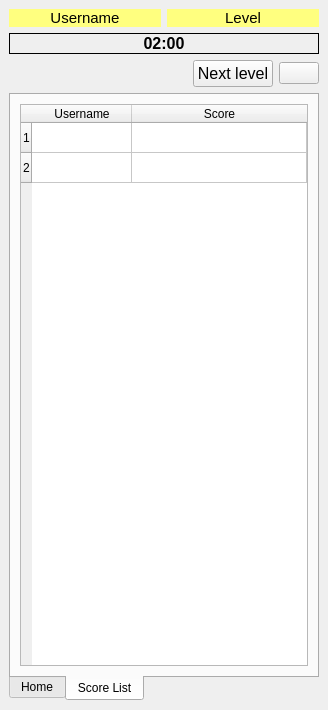
Old version of the form ui/pathoGAME_dockwidget_base.ui in the repository KIOS-Research/PathoGAME.
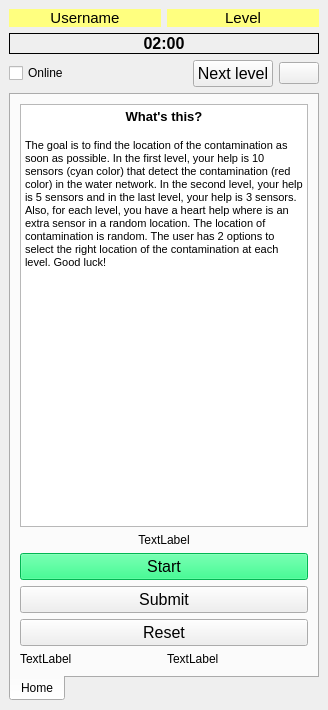
New version of the form. The open tabs and pages were chosen to show the change.

Commit message:
update to v0.5 - Split the main panel to include the score list, some fixes.
# changelog=2024-09-24  PathoGAME 0.5:
			 Split the main panel to include the score list.
			 Use the online score if the "Online" checkbox is checked, or use the offline score from the `results.csv` file located in the `dataset` folder if unchecked.

Patch:
```diff
--- a/ui/pathoGAME_dockwidget_base.ui
+++ b/ui/pathoGAME_dockwidget_base.ui
@@ -43,6 +43,16 @@
     </item>
     <item row="5" column="0">
      <layout class="QHBoxLayout" name="horizontalLayout_2">
+      <item>
+       <widget class="QCheckBox" name="onlinecheckBox">
+        <property name="enabled">
+         <bool>true</bool>
+        </property>
+        <property name="text">
+         <string>Online</string>
+        </property>
+       </widget>
+      </item>
       <item>
        <spacer name="horizontalSpacer">
         <property name="orientation">
@@ -85,6 +95,9 @@
       <property name="currentIndex">
        <number>0</number>
       </property>
+      <property name="movable">
+       <bool>true</bool>
+      </property>
       <widget class="QWidget" name="tab">
        <attribute name="title">
         <string>Home</string>
@@ -172,49 +185,6 @@
         </item>
        </layout>
       </widget>
-      <widget class="QWidget" name="tab_2">
-       <attribute name="title">
-        <string>Score List</string>
-       </attribute>
-       <layout class="QGridLayout" name="gridLayout_3">
-        <item row="0" column="0">
-         <widget class="QTableWidget" name="tableWidget">
-          <property name="editTriggers">
-           <set>QAbstractItemView::NoEditTriggers</set>
-          </property>
-          <property name="selectionMode">
-           <enum>QAbstractItemView::SingleSelection</enum>
-          </property>
-          <property name="selectionBehavior">
-           <enum>QAbstractItemView::SelectRows</enum>
-          </property>
-          <attribute name="horizontalHeaderStretchLastSection">
-           <bool>true</bool>
-          </attribute>
-          <row>
-           <property name="text">
-            <string>1</string>
-           </property>
-          </row>
-          <row>
-           <property name="text">
-            <string>2</string>
-           </property>
-          </row>
-          <column>
-           <property name="text">
-            <string>Username</string>
-           </property>
-          </column>
-          <column>
-           <property name="text">
-            <string>Score</string>
-           </property>
-          </column>
-         </widget>
-        </item>
-       </layout>
-      </widget>
      </widget>
     </item>
     <item row="0" column="0">
```
Left out of the diff: 2 changed lines with no effect on the pictures. The commit also changes 6 other files.
